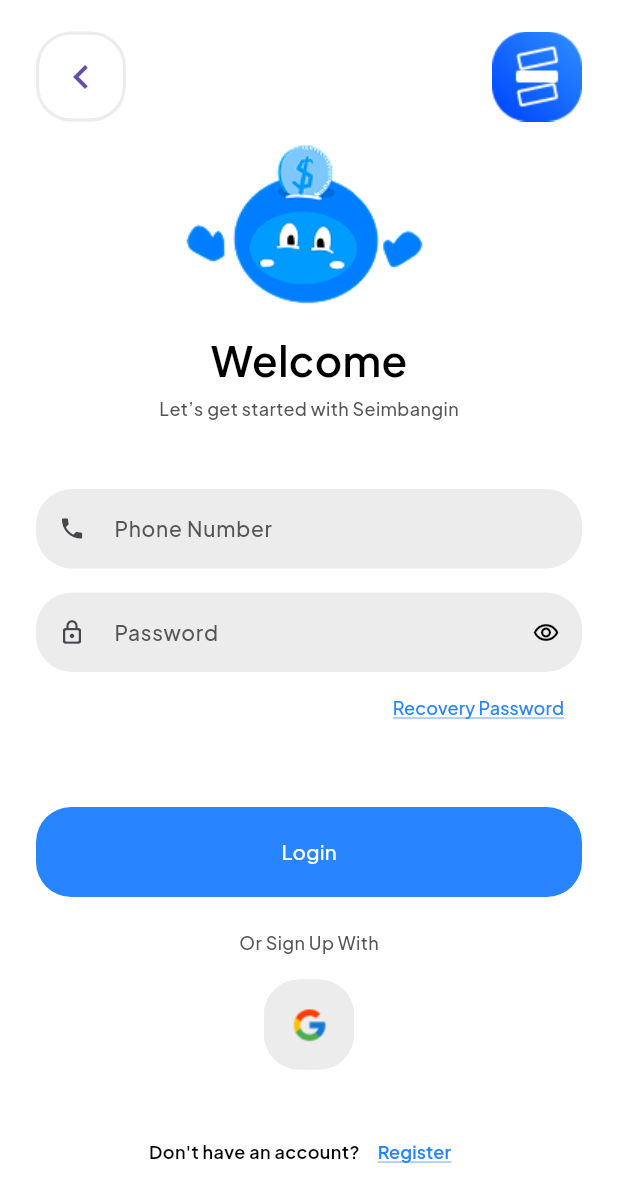
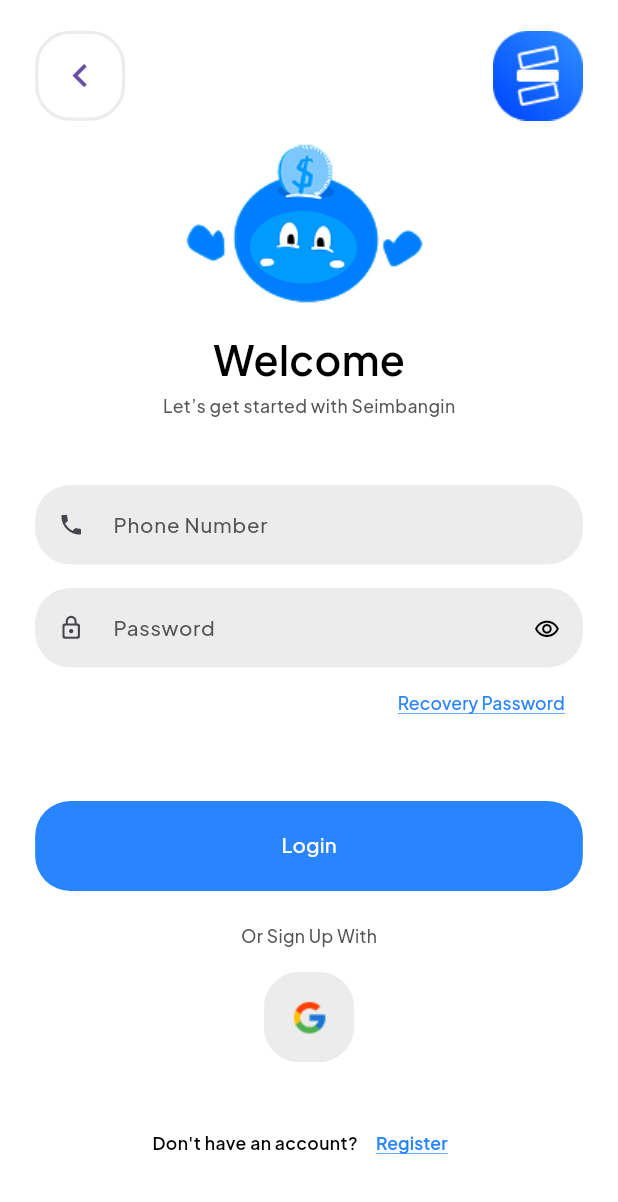
Before and after one commit to seimbang-in/seimbangin-multiplatform-app, a Flutter app: the LoginPage screen opened by its route, on a phone screen of 412 x 824 dp. Shown: the top 1202 px of the screen. Run offline on Flutter 3.47's test engine with Material 3 defaults, Android fonts, the phone set to English and light mode, and no system bars; our stand-ins replace bloc, camera, carousel_slider, fl_chart, flutter_bloc, flutter_screenutil and 6 more; accounts and stored records are empty; project files that could hold a hidden picture were left out.

Commit message:
[LOGINPAGE] Implement ScreenUtils on Login Page

```diff
--- a/lib/ui/pages/login_page.dart
+++ b/lib/ui/pages/login_page.dart
@@ -1,5 +1,6 @@
 import 'package:flutter/material.dart';
 import 'package:flutter_bloc/flutter_bloc.dart';
+import 'package:flutter_screenutil/flutter_screenutil.dart';
 import 'package:seimbangin_app/blocs/login/login_bloc.dart';
 import 'package:seimbangin_app/routes/routes.dart';
 import 'package:seimbangin_app/services/login_service.dart';
@@ -48,10 +49,10 @@ class _LoginPageState extends State<LoginPage> {
             print('State received in builder: $state');
             return SafeArea(
               child: ListView(
-                padding: const EdgeInsets.symmetric(horizontal: 24),
+                padding: const EdgeInsets.symmetric(horizontal: 24).r,
                 children: [
-                  const SizedBox(
-                    height: 21,
+                  SizedBox(
+                    height: 21.h,
                   ),
                   Row(
                     mainAxisAlignment: MainAxisAlignment.spaceBetween,
@@ -60,7 +61,7 @@ class _LoginPageState extends State<LoginPage> {
                         onPressed: () {},
                         widget: Icon(
                           Icons.chevron_left,
-                          size: 32,
+                          size: 32.r,
                         ),
                         backgroundColor: backgroundWhiteColor,
                       ),
@@ -77,23 +78,23 @@ class _LoginPageState extends State<LoginPage> {
                         'Welcome',
                         style: blackTextStyle.copyWith(
                           fontWeight: FontWeight.w600,
-                          fontSize: 28,
+                          fontSize: 28.sp,
                         ),
                       ),
-                      const SizedBox(
-                        height: 4,
+                      SizedBox(
+                        height: 4.h,
                       ),
                       Text(
                         'Let’s get started with Seimbangin',
                         style: greyTextStyle.copyWith(
                           fontWeight: FontWeight.w500,
-                          fontSize: 12,
+                          fontSize: 12.sp,
                         ),
                       ),
                     ],
                   ),
-                  const SizedBox(
-                    height: 45,
+                  SizedBox(
+                    height: 45.h,
                   ),
                   TextField(
                     controller: phoneNumController,
@@ -102,19 +103,19 @@ class _LoginPageState extends State<LoginPage> {
                       fillColor: backgroundGreyColor,
                       prefixIcon: Icon(
                         Icons.phone,
-                        size: 18,
+                        size: 18.r,
                       ),
                       hintText: 'Phone Number',
                       hintStyle: greyTextStyle.copyWith(
-                        fontSize: 14,
+                        fontSize: 14.sp,
                         fontWeight: FontWeight.w500,
                       ),
                       enabledBorder: OutlineInputBorder(
-                        borderRadius: BorderRadius.circular(24),
+                        borderRadius: BorderRadius.circular(24).r,
                         borderSide: BorderSide.none,
                       ),
                       focusedBorder: OutlineInputBorder(
-                        borderRadius: BorderRadius.circular(24),
+                        borderRadius: BorderRadius.circular(24.r),
                         borderSide: BorderSide(
                           color: textBlueColor,
                         ),
@@ -122,12 +123,12 @@ class _LoginPageState extends State<LoginPage> {
                     ),
                     keyboardType: TextInputType.phone,
                     style: blackTextStyle.copyWith(
-                      fontSize: 14,
+                      fontSize: 14.sp,
                       fontWeight: FontWeight.w500,
                     ),
                   ),
-                  const SizedBox(
-                    height: 16,
+                  SizedBox(
+                    height: 16.h,
                   ),
                   TextField(
                     controller: passwordController,
@@ -137,7 +138,7 @@ class _LoginPageState extends State<LoginPage> {
                       fillColor: backgroundGreyColor,
                       prefixIcon: Icon(
                         Icons.lock_outline_rounded,
-                        size: 18,
+                        size: 18.r,
                       ),
                       hintText: 'Password',
                       suffixIcon: IconButton(
@@ -147,32 +148,32 @@ class _LoginPageState extends State<LoginPage> {
                           });
                         },
                         icon: isObscure == true
-                            ? const Icon(
+                            ? Icon(
                                 Icons.remove_red_eye_outlined,
-                                size: 18,
+                                size: 18.r,
                               )
-                            : const Icon(
+                            : Icon(
                                 Icons.remove_red_eye_rounded,
-                                size: 18,
+                                size: 18.r,
                               ),
                       ),
                       suffixIconColor: textPrimaryColor,
                       hintStyle: greyTextStyle.copyWith(
-                        fontSize: 14,
+                        fontSize: 14.sp,
                         fontWeight: FontWeight.w500,
                       ),
                       enabledBorder: OutlineInputBorder(
-                          borderRadius: BorderRadius.circular(24),
+                          borderRadius: BorderRadius.circular(24).r,
                           borderSide: BorderSide.none),
                       focusedBorder: OutlineInputBorder(
-                        borderRadius: BorderRadius.circular(24),
+                        borderRadius: BorderRadius.circular(24).r,
                         borderSide: BorderSide(
                           color: textBlueColor,
                         ),
                       ),
                     ),
                     style: blackTextStyle.copyWith(
-                      fontSize: 14,
+                      fontSize: 14.sp,
                       fontWeight: FontWeight.w500,
                     ),
                   ),
@@ -185,7 +186,7 @@ class _LoginPageState extends State<LoginPage> {
                           'Recovery Password',
                           style: blueTextStyle.copyWith(
                             fontWeight: FontWeight.w500,
-                            fontSize: 12,
+                            fontSize: 12.sp,
                             decoration: TextDecoration.underline,
                             decorationColor: textBlueColor,
                           ),
@@ -193,8 +194,8 @@ class _LoginPageState extends State<LoginPage> {
                       ),
                     ],
                   ),
-                  const SizedBox(
-                    height: 42,
+                  SizedBox(
+                    height: 42.h,
                   ),
                   PrimaryFilledButton(
                     title: 'Login',
@@ -208,20 +209,20 @@ class _LoginPageState extends State<LoginPage> {
                       }
                     },
                   ),
-                  const SizedBox(
-                    height: 22,
+                  SizedBox(
+                    height: 22.h,
                   ),
                   Center(
                     child: Text(
                       'Or Sign Up With',
                       style: greyTextStyle.copyWith(
-                        fontSize: 12,
+                        fontSize: 12.sp,
                         fontWeight: FontWeight.w500,
                       ),
                     ),
                   ),
-                  const SizedBox(
-                    height: 16,
+                  SizedBox(
+                    height: 16.h,
                   ),
                   Center(
                     child: CustomRoundedButton(
@@ -230,8 +231,8 @@ class _LoginPageState extends State<LoginPage> {
                       backgroundColor: backgroundGreyColor,
                     ),
                   ),
-                  const SizedBox(
-                    height: 31,
+                  SizedBox(
+                    height: 31.h,
                   ),
                   Row(
                     mainAxisAlignment: MainAxisAlignment.center,
@@ -240,7 +241,7 @@ class _LoginPageState extends State<LoginPage> {
                         "Don't have an account?",
                         style: blackTextStyle.copyWith(
                           fontWeight: FontWeight.w600,
-                          fontSize: 12,
+                          fontSize: 12.sp,
                         ),
                       ),
                       TextButton(
@@ -251,7 +252,7 @@ class _LoginPageState extends State<LoginPage> {
                           'Register',
                           style: blueTextStyle.copyWith(
                             fontWeight: FontWeight.w600,
-                            fontSize: 12,
+                            fontSize: 12.sp,
                             decoration: TextDecoration.underline,
                             decorationColor: textBlueColor,
                           ),
@@ -259,8 +260,8 @@ class _LoginPageState extends State<LoginPage> {
                       ),
                     ],
                   ),
-                  const SizedBox(
-                    height: 42,
+                  SizedBox(
+                    height: 42.h,
                   ),
                 ],
               ),
@@ -276,10 +277,10 @@ class _LoginPageState extends State<LoginPage> {
       context: context,
       barrierDismissible: false,
       builder: (context) => AlertDialog(
-        backgroundColor: backgroundWhiteColor,
-        contentPadding: const EdgeInsets.all(24),
+        // backgroundColor: backgroundWhiteColor,
+        contentPadding: const EdgeInsets.all(24).r,
         shape: RoundedRectangleBorder(
-          borderRadius: BorderRadius.circular(24),
+          borderRadius: BorderRadius.circular(24).r,
         ),
         content: Column(
           mainAxisSize: MainAxisSize.min,
@@ -288,12 +289,12 @@ class _LoginPageState extends State<LoginPage> {
               color: primaryColor,
               strokeWidth: 4,
             ),
-            const SizedBox(height: 16),
+            SizedBox(height: 16.h),
             Text(
               'Logging In...',
               style: blackTextStyle.copyWith(
                 fontWeight: FontWeight.w600,
-                fontSize: 16,
+                fontSize: 16.sp,
               ),
             ),
           ],
```
